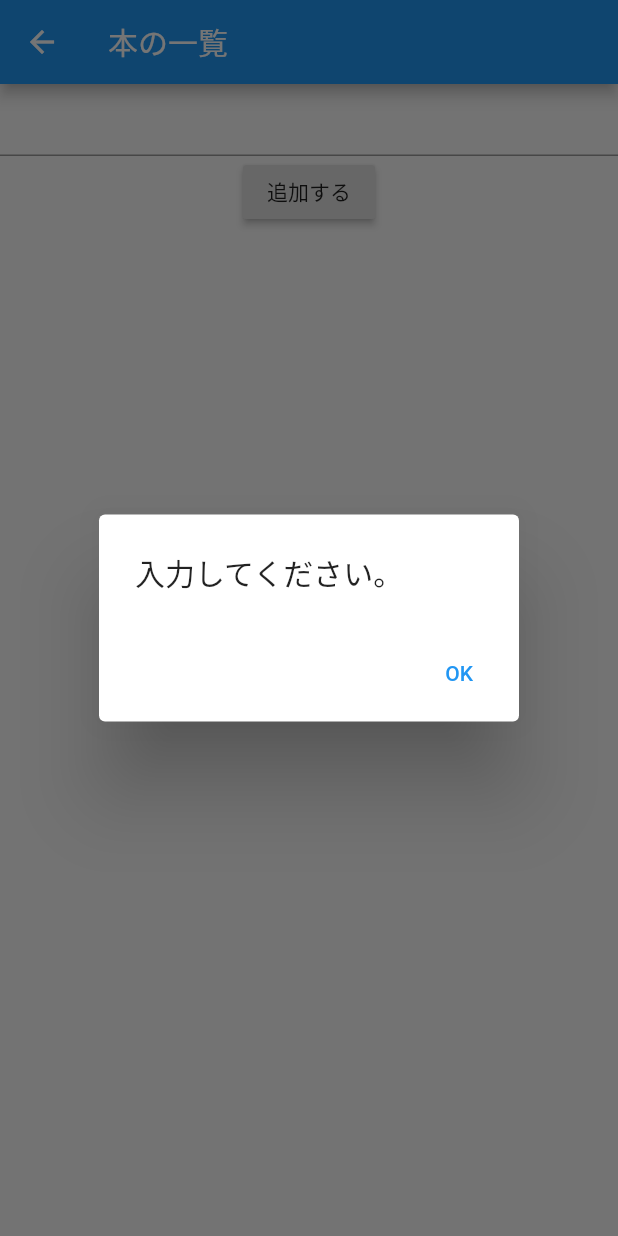
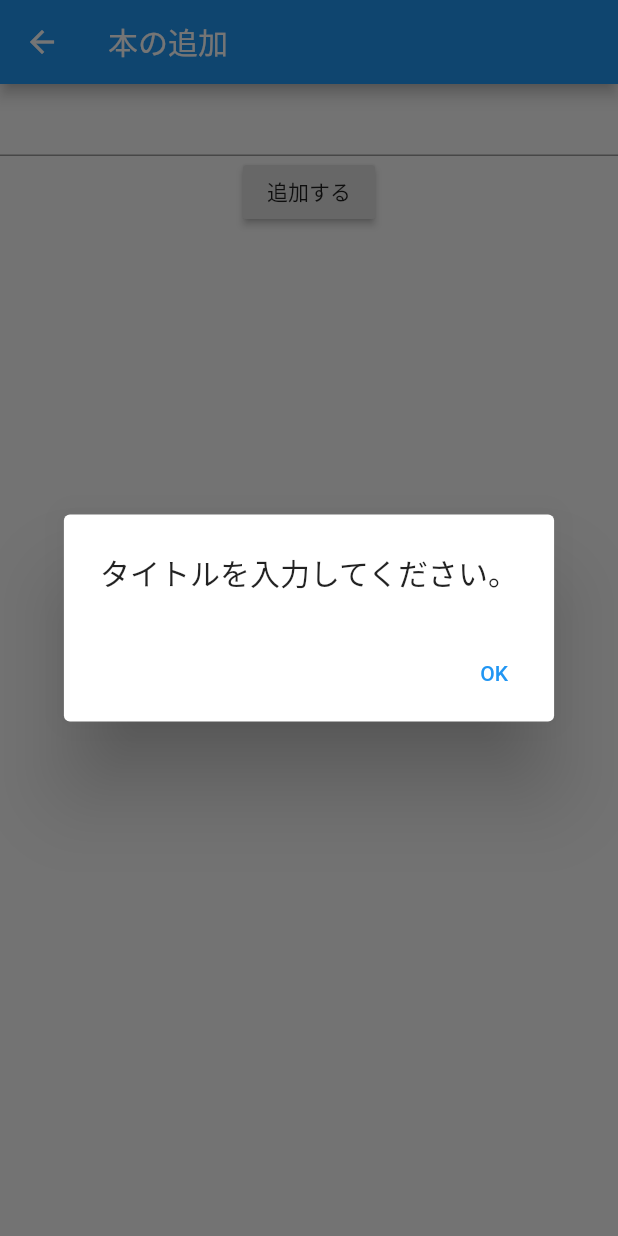
Before and after one commit to Ryohei-Takata/book2_app, a Flutter app: the AddBookPage screen opened directly, after a tap on "追加する", on a phone screen of 412 x 824 dp. Run offline on Flutter 3.47's test engine with Material 2 defaults, Android fonts, the phone set to English and light mode, and no system bars; our stand-ins replace cloud_firestore; accounts and stored records are empty.

Commit message:
addBookVersion2

```diff
--- a/lib/add_book/add_book_model.dart
+++ b/lib/add_book/add_book_model.dart
@@ -6,8 +6,9 @@ class AddBookModel extends ChangeNotifier {
 
   Future addBook() async {
     if (this.bookTitle.isEmpty) {
-      throw '入力してください。';
+      throw 'タイトルを入力してください。';
     }
-    Firestore.instance.collection('books').add({"title": this.bookTitle});
+
+    Firestore.instance.collection('books').add({'title': this.bookTitle});
   }
 }
--- a/lib/add_book/add_book_page.dart
+++ b/lib/add_book/add_book_page.dart
@@ -1,8 +1,6 @@
-// import 'package:cloud_firestore/cloud_firestore.dart';
 import 'package:flutter/material.dart';
+import 'package:flutter_book2_app/add_book/add_book_model.dart';
 import 'package:provider/provider.dart';
-
-import 'add_book_model.dart';
 
 class AddBookPage extends StatelessWidget {
   @override
@@ -12,10 +10,9 @@ class AddBookPage extends StatelessWidget {
       create: (__) => AddBookModel(),
       child: Scaffold(
         appBar: AppBar(
-          title: Text('本の一覧'),
+          title: Text('本の追加'),
         ),
-        body: Consumer<AddBookModel>(
-          builder: (context, model, child) {
+        body: Consumer<AddBookModel>(builder: (context, model, child) {
           return Center(
             child: Column(
               children: [
@@ -35,7 +32,7 @@ class AddBookPage extends StatelessWidget {
                         barrierDismissible: false, // user must tap button!
                         builder: (BuildContext context) {
                           return AlertDialog(
-                              title: const Text('保存しました。'),
+                            title: const Text('保存しますか？'),
                             actions: <Widget>[
                               TextButton(
                                 child: const Text('OK'),
@@ -49,7 +46,7 @@ class AddBookPage extends StatelessWidget {
                       );
                       Navigator.of(context).pop();
                     } catch (e) {
-                        showDialog(
+                      await showDialog(
                         context: context,
                         barrierDismissible: false, // user must tap button!
                         builder: (BuildContext context) {
@@ -72,8 +69,7 @@ class AddBookPage extends StatelessWidget {
               ],
             ),
           );
-          },
-        ),
+        }),
       ),
     );
   }
--- a/lib/main.dart
+++ b/lib/main.dart
@@ -30,6 +30,7 @@ class MyApp extends StatelessWidget {
                     ),
                   ),
                   RaisedButton(
+                    child: Text("一覧"),
                     onPressed: () {
                       // model.changeBookText();
                       Navigator.push(
```
Lines whose indentation alone changed are shown as unchanged.
